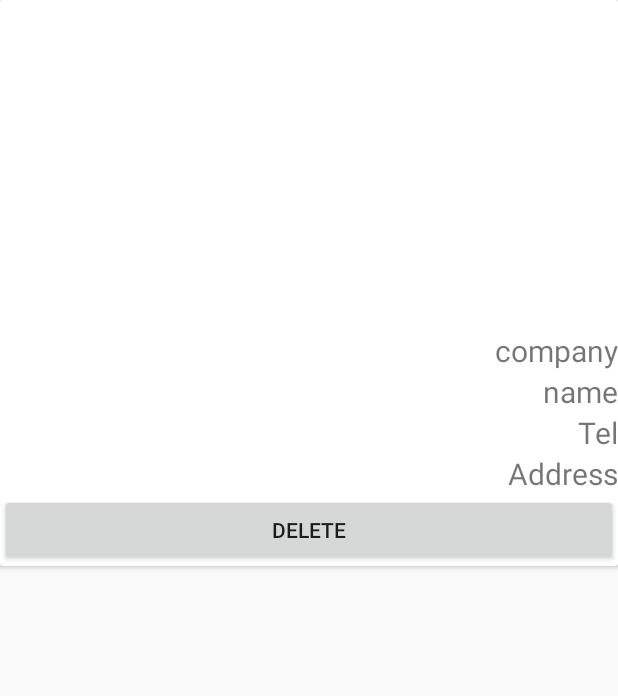
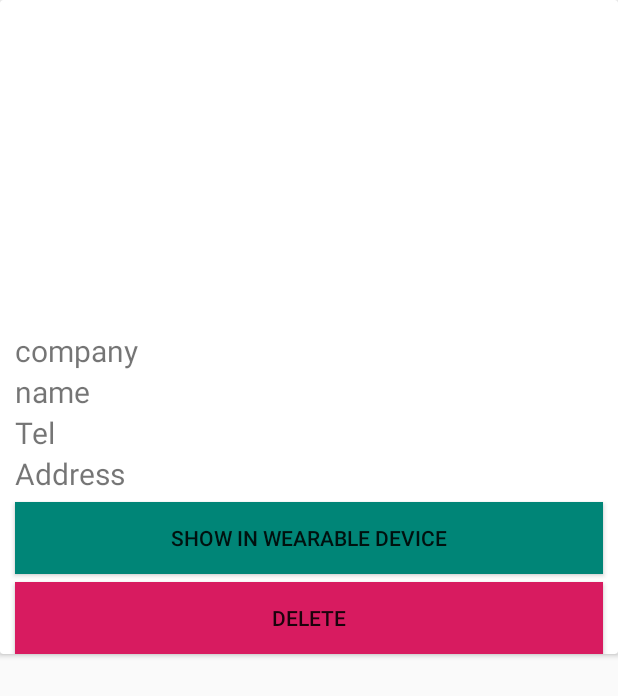
Before and after one commit to chiksumwong/CardWhere, an Android app: the layout list_card_item.xml on its own in the app's theme, with its tools: preview values and no code run, on a phone screen of 412 x 824 dp. Shown: the top 696 px of the screen. Run offline under Robolectric (Android 15) with nearby library versions, the light colour scheme and no system bars; network calls fail.

Commit message:
Wearable (#9)

```diff
--- a/app/build.gradle
+++ b/app/build.gradle
@@ -25,7 +25,6 @@ dependencies {
     implementation 'androidx.exifinterface:exifinterface:1.0.0'
     implementation 'androidx.media:media:1.0.1'
     implementation 'androidx.legacy:legacy-support-v4:1.0.0'
-
     // For show information in card
     implementation 'androidx.cardview:cardview:1.0.0'
     // Bottom Navigation View
--- a/app/src/main/res/layout/list_card_item.xml
+++ b/app/src/main/res/layout/list_card_item.xml
@@ -27,39 +27,57 @@
                 android:layout_width="wrap_content"
                 android:layout_height="wrap_content"
                 android:textSize="20dp"
-                android:layout_gravity="right"
+                android:layout_gravity="left"
+                android:layout_marginLeft="10dp"
                 android:id="@+id/textCompany"
-                android:text="company"/>
+                android:text="company" />
 
             <TextView
                 android:layout_width="wrap_content"
                 android:layout_height="wrap_content"
                 android:textSize="20dp"
-                android:layout_gravity="right"
+                android:layout_gravity="left"
+                android:layout_marginLeft="10dp"
                 android:id="@+id/textName"
-                android:text="name"/>
+                android:text="name" />
 
             <TextView
                 android:layout_width="wrap_content"
                 android:layout_height="wrap_content"
                 android:textSize="20dp"
-                android:layout_gravity="right"
+                android:layout_gravity="left"
+                android:layout_marginLeft="10dp"
                 android:id="@+id/textTel"
-                android:text="Tel"/>
+                android:text="Tel" />
 
             <TextView
                 android:layout_width="wrap_content"
                 android:layout_height="wrap_content"
                 android:textSize="20dp"
-                android:layout_gravity="right"
+                android:layout_gravity="left"
+                android:layout_marginLeft="10dp"
                 android:id="@+id/textAddress"
-                android:text="Address"/>
+                android:text="Address" />
+
+            <Button
+                android:id="@+id/btn_weaable"
+                android:layout_width="match_parent"
+                android:layout_height="wrap_content"
+                android:text="@string/wearable"
+                android:background="@color/colorPrimary"
+                android:layout_marginTop="5dp"
+                android:layout_marginLeft="10dp"
+                android:layout_marginRight="10dp"/>
 
             <Button
                 android:id="@+id/btn_delete"
                 android:layout_width="match_parent"
                 android:layout_height="wrap_content"
-                android:text="@string/delete" />
+                android:text="@string/delete"
+                android:background="@color/colorAccent"
+                android:layout_marginTop="5dp"
+                android:layout_marginLeft="10dp"
+                android:layout_marginRight="10dp"/>
 
 
         </LinearLayout>
--- a/app/src/main/res/values/strings.xml
+++ b/app/src/main/res/values/strings.xml
@@ -20,4 +20,5 @@
     <string name="scan_message">Get Card From?</string>
 
     <string name="delete">Delete</string>
+    <string name="wearable">Show In Wearable Device</string>
 </resources>
```
Also changed, not shown: app/src/main/AndroidManifest.xml (+25 -23 lines), app/src/main/java/com/cs/cardwhere/CardAdapter.java (+21 -1 lines), app/src/main/java/com/cs/cardwhere/MainActivity.java (+6 -6 lines), app/src/main/java/com/cs/cardwhere/Wearable/MessageDisplayActiviey.java (added, +24 -0 lines), app/src/main/java/com/cs/cardwhere/Wearable/MessageReceiver.java (added, +27 -0 lines), app/src/main/java/com/cs/cardwhere/Wearable/MessageService.java (added, +74 -0 lines), app/src/main/res/layout/activity_message_display_activiey.xml (added, +26 -0 lines), 1 other file.
